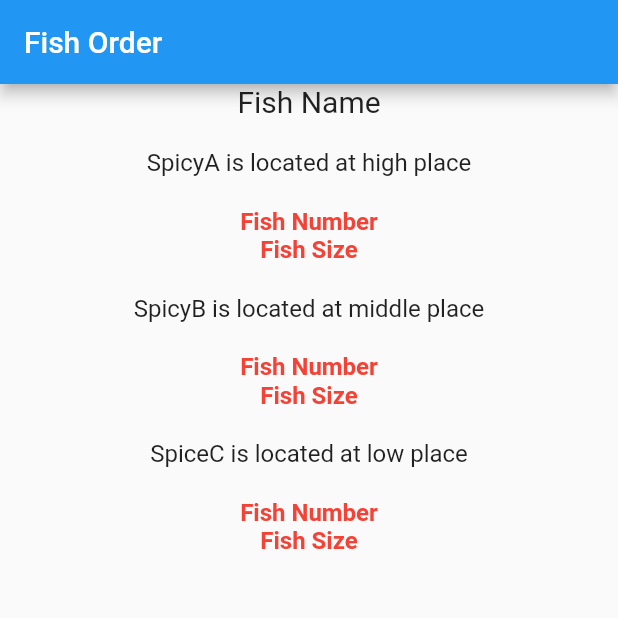
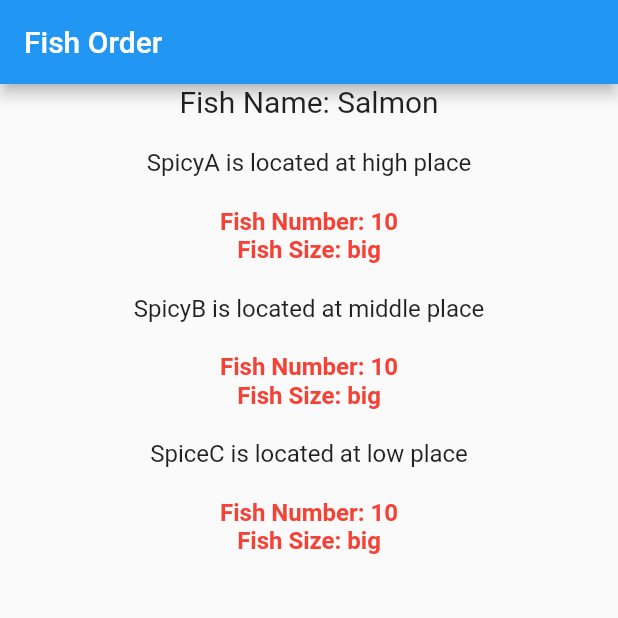
Before and after one commit to gandalgom/chef-provider-ex, a Flutter app: the screen it shows after launch, on a phone screen of 412 x 824 dp, the top half of it. Run offline on Flutter 3.47's test engine with Material 2 defaults, Android fonts, the phone set to English and light mode, and no system bars.

Commit message:
Provider를 이용해서 각 위젯에 데이터 전달 구현

```diff
--- a/lib/main.dart
+++ b/lib/main.dart
@@ -1,5 +1,7 @@
 import 'package:flutter/material.dart';
+import 'package:provider/provider.dart';
 
+import 'src/models.dart';
 import 'src/screens.dart';
 
 void main() {
@@ -12,12 +14,15 @@ class MyApp extends StatelessWidget {
   // This widget is the root of your application.
   @override
   Widget build(BuildContext context) {
-    return MaterialApp(
-      title: 'Provider Example',
-      theme: ThemeData(
-        primarySwatch: Colors.blue,
+    return Provider(
+      create: (context) => Fish(name: 'Salmon', number: 10, size: 'big'),
+      child: MaterialApp(
+        title: 'Provider Example',
+        theme: ThemeData(
+          primarySwatch: Colors.blue,
+        ),
+        home: const FishOrder(),
       ),
-      home: const FishOrder(),
     );
   }
 }
--- a/lib/src/models.dart
+++ b/lib/src/models.dart
@@ -1,5 +1,5 @@
 class Fish {
-  Fish(this.name, this.number, this.size);
+  Fish({required this.name, required this.number, required this.size});
 
   final String name;
   final int number;
--- a/lib/src/screens.dart
+++ b/lib/src/screens.dart
@@ -1,5 +1,7 @@
 import 'package:flutter/material.dart';
+import 'package:provider/provider.dart';
 
+import 'models.dart';
 import 'widgets.dart';
 
 class FishOrder extends StatelessWidget {
@@ -13,10 +15,12 @@ class FishOrder extends StatelessWidget {
       ),
       body: Center(
         child: Column(
-          children: const [
-            Text('Fish Name', style: TextStyle(fontSize: 20.0)),
-            SizedBox(height: 20.0),
-            High(),
+          children: [
+            Text('Fish Name: ${Provider.of<Fish>(context).name}',
+              style: const TextStyle(fontSize: 20.0),
+            ),
+            const SizedBox(height: 20.0),
+            const High(),
           ],
         ),
       ),
--- a/lib/src/widgets.dart
+++ b/lib/src/widgets.dart
@@ -1,4 +1,7 @@
 import 'package:flutter/material.dart';
+import 'package:provider/provider.dart';
+
+import 'models.dart';
 
 class High extends StatelessWidget {
   const High({Key? key}) : super(key: key);
@@ -24,25 +27,25 @@ class SpicyA extends StatelessWidget {
   @override
   Widget build(BuildContext context) {
     return Column(
-      children: const [
+      children: [
         Text(
-          'Fish Number',
-          style: TextStyle(
+          'Fish Number: ${Provider.of<Fish>(context).number}',
+          style: const TextStyle(
             fontSize: 16.0,
             color: Colors.red,
             fontWeight: FontWeight.bold,
           ),
         ),
         Text(
-          'Fish Size',
-          style: TextStyle(
+          'Fish Size: ${Provider.of<Fish>(context).size}',
+          style: const TextStyle(
             fontSize: 16.0,
             color: Colors.red,
             fontWeight: FontWeight.bold,
           ),
         ),
-        SizedBox(height: 20.0),
-        Middle(),
+        const SizedBox(height: 20.0),
+        const Middle(),
       ],
     );
   }
@@ -72,25 +75,25 @@ class SpicyB extends StatelessWidget {
   @override
   Widget build(BuildContext context) {
     return Column(
-      children: const [
+      children: [
         Text(
-          'Fish Number',
-          style: TextStyle(
+          'Fish Number: ${Provider.of<Fish>(context).number}',
+          style: const TextStyle(
             fontSize: 16.0,
             color: Colors.red,
             fontWeight: FontWeight.bold,
           ),
         ),
         Text(
-          'Fish Size',
-          style: TextStyle(
+          'Fish Size: ${Provider.of<Fish>(context).size}',
+          style: const TextStyle(
             fontSize: 16.0,
             color: Colors.red,
             fontWeight: FontWeight.bold,
           ),
         ),
-        SizedBox(height: 20.0),
-        Low(),
+        const SizedBox(height: 20.0),
+        const Low(),
       ],
     );
   }
@@ -120,24 +123,24 @@ class SpicyC extends StatelessWidget {
   @override
   Widget build(BuildContext context) {
     return Column(
-      children: const [
+      children: [
         Text(
-          'Fish Number',
-          style: TextStyle(
+          'Fish Number: ${Provider.of<Fish>(context).number}',
+          style: const TextStyle(
             fontSize: 16.0,
             color: Colors.red,
             fontWeight: FontWeight.bold,
           ),
         ),
         Text(
-          'Fish Size',
-          style: TextStyle(
+          'Fish Size: ${Provider.of<Fish>(context).size}',
+          style: const TextStyle(
             fontSize: 16.0,
             color: Colors.red,
             fontWeight: FontWeight.bold,
           ),
         ),
-        SizedBox(height: 20.0),
+        const SizedBox(height: 20.0),
       ],
     );
   }
```
